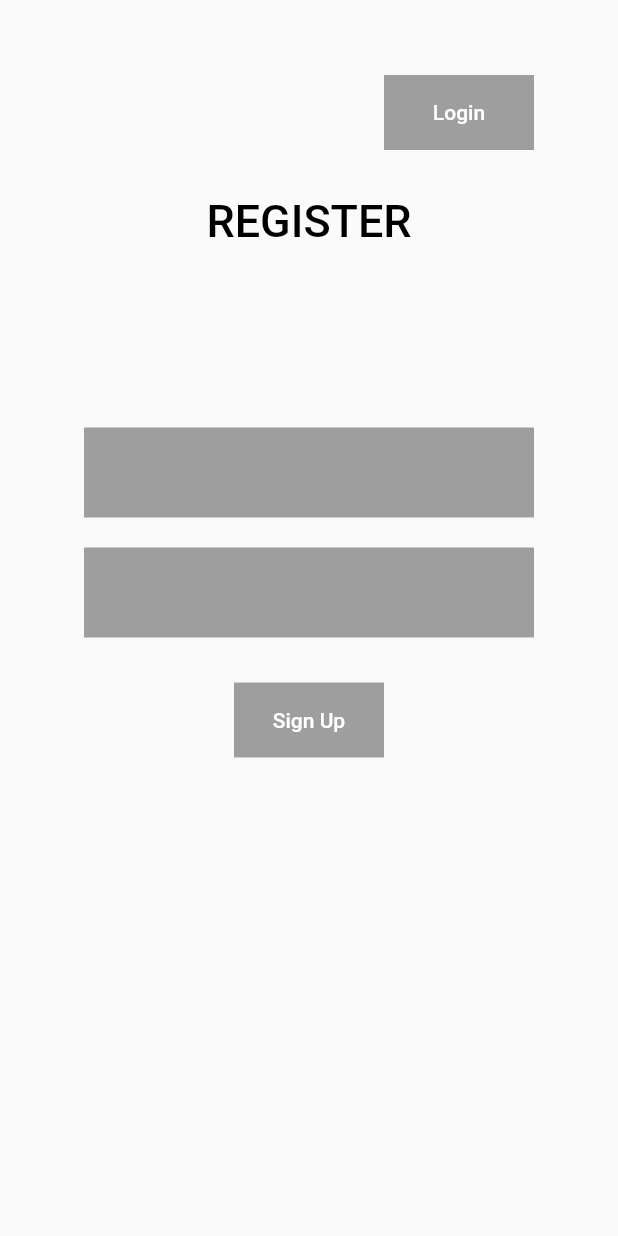
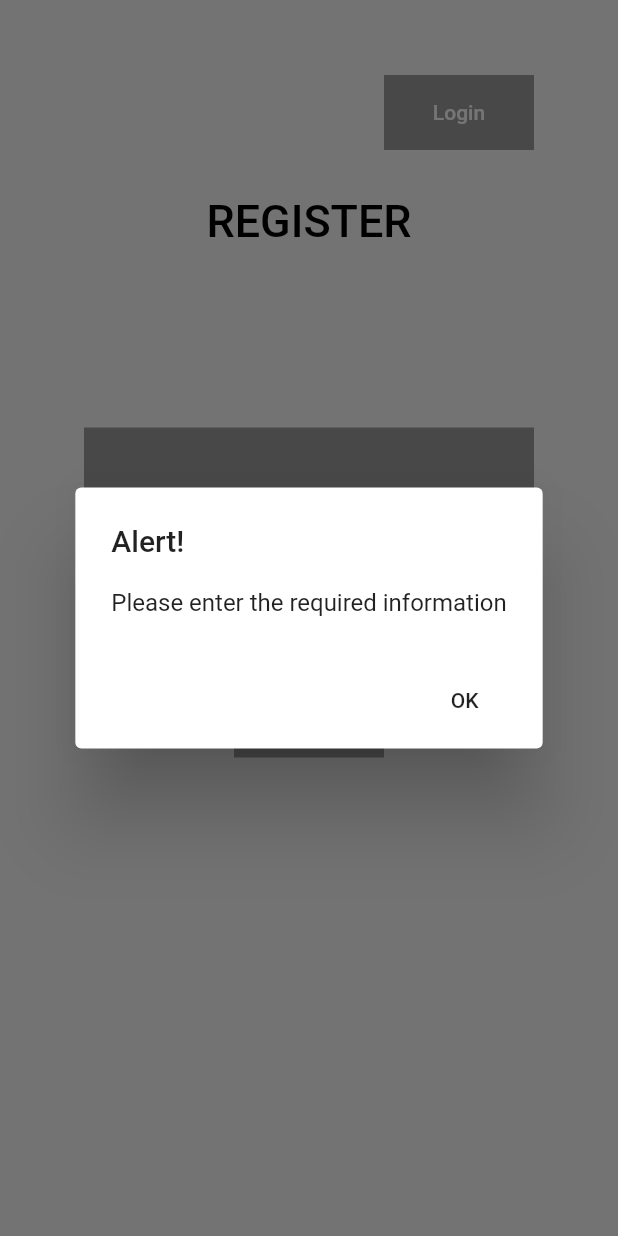
Before and after one commit to Barzi-Yassin/open_vacancies, a Flutter app: the screen it shows after launch, after a tap on "Sign Up", on a phone screen of 412 x 824 dp. Run offline on Flutter 3.47's test engine with Material 2 defaults, Android fonts, the phone set to English and light mode, and no system bars; our stand-ins replace firebase_auth, firebase_core; accounts and stored records are empty.

Commit message:
Adding Sign up Functionality

```diff
--- a/lib/src/root.dart
+++ b/lib/src/root.dart
@@ -6,7 +6,7 @@ class Root extends StatelessWidget {
 
   @override
   Widget build(BuildContext context) {
-    return const MaterialApp(
+    return MaterialApp(
       home: SignUpScreen(),
     );
   }
--- a/lib/src/screens/sign_in_screen.dart
+++ b/lib/src/screens/sign_in_screen.dart
@@ -149,7 +149,7 @@ showAlertDialog(BuildContext context, String x) {
 }
 
 Future delayPushU(BuildContext context) async {
-  await new Future.delayed(new Duration(milliseconds: 1500), () {
+  await new Future.delayed(new Duration(milliseconds: 10), () {
     Navigator.pushReplacement(
       context,
       MaterialPageRoute(builder: (context) => HomeScreen()),
--- a/lib/src/screens/sign_up_screen.dart
+++ b/lib/src/screens/sign_up_screen.dart
@@ -1,9 +1,11 @@
+import 'package:firebase_auth/firebase_auth.dart';
 import 'package:flutter/material.dart';
 import 'package:open_vacancies/src/screens/sign_in_screen.dart';
 
 class SignUpScreen extends StatelessWidget {
-  const SignUpScreen({Key? key}) : super(key: key);
-
+  SignUpScreen({Key? key}) : super(key: key);
+  final myController = TextEditingController();
+  final myController2 = TextEditingController();
   @override
   Widget build(BuildContext context) {
     return Scaffold(
@@ -51,6 +53,7 @@ class SignUpScreen extends StatelessWidget {
                 width: 300,
                 decoration: BoxDecoration(color: Colors.grey),
                 child: TextField(
+                  controller: myController,
                   style: TextStyle(color: Colors.white),
                   decoration: InputDecoration(
                     border: OutlineInputBorder(
@@ -68,6 +71,7 @@ class SignUpScreen extends StatelessWidget {
                 width: 300,
                 decoration: BoxDecoration(color: Colors.grey),
                 child: TextField(
+                  controller: myController2,
                   obscureText: true,
                   enableSuggestions: false,
                   autocorrect: false,
@@ -88,7 +92,9 @@ class SignUpScreen extends StatelessWidget {
                   width: 100,
                   decoration: BoxDecoration(color: Colors.grey),
                   child: TextButton(
-                      onPressed: () {},
+                      onPressed: () {
+                        push(context, myController, myController2);
+                      },
                       child: Text(
                         "Sign Up",
                         style: TextStyle(color: Colors.white),
@@ -100,3 +106,37 @@ class SignUpScreen extends StatelessWidget {
     );
   }
 }
+
+Future push(
+    BuildContext context, final myController3, final myController4) async {
+  RegExp emailRegExp = RegExp(
+      r"^[a-zA-Z0-9.!#$%&'*+/=?^_`{|}~-]+@[a-zA-Z0-9](?:[a-zA-Z0-9-]{0,253}[a-zA-Z0-9])?(?:\.[a-zA-Z0-9](?:[a-zA-Z0-9-]{0,253}[a-zA-Z0-9])?)*$");
+  if (myController3.text == "" || myController4.text == "") {
+    showAlertDialog(context, "Please enter the required information");
+  } else if (!emailRegExp.hasMatch(myController3.text)) {
+    return showAlertDialog(context, "Enter a vaild Email");
+  } else {
+    FirebaseAuth auth = FirebaseAuth.instance;
+    User? user;
+    try {
+      UserCredential userCredential = await auth.createUserWithEmailAndPassword(
+        email: myController3.text,
+        password: myController4.text,
+      );
+      delayPushU(context);
+      user = userCredential.user;
+
+      await user?.reload();
+      user = auth.currentUser;
+    } on FirebaseAuthException catch (e) {
+      if (e.code == 'weak-password') {
+        showAlertDialog(context, "The password provided is too weak.");
+      } else if (e.code == 'email-already-in-use') {
+        showAlertDialog(context, 'The account already exists for that email.');
+      }
+    } catch (e) {
+      showAlertDialog(context, e.toString());
+    }
+    return user;
+  }
+}
```
